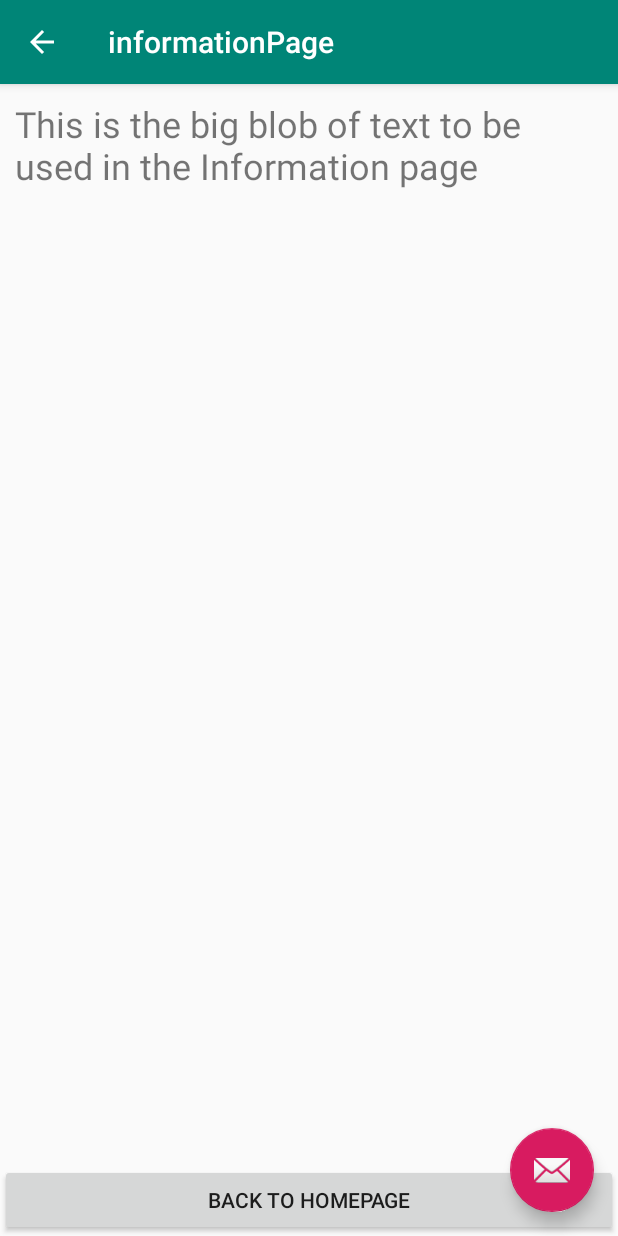
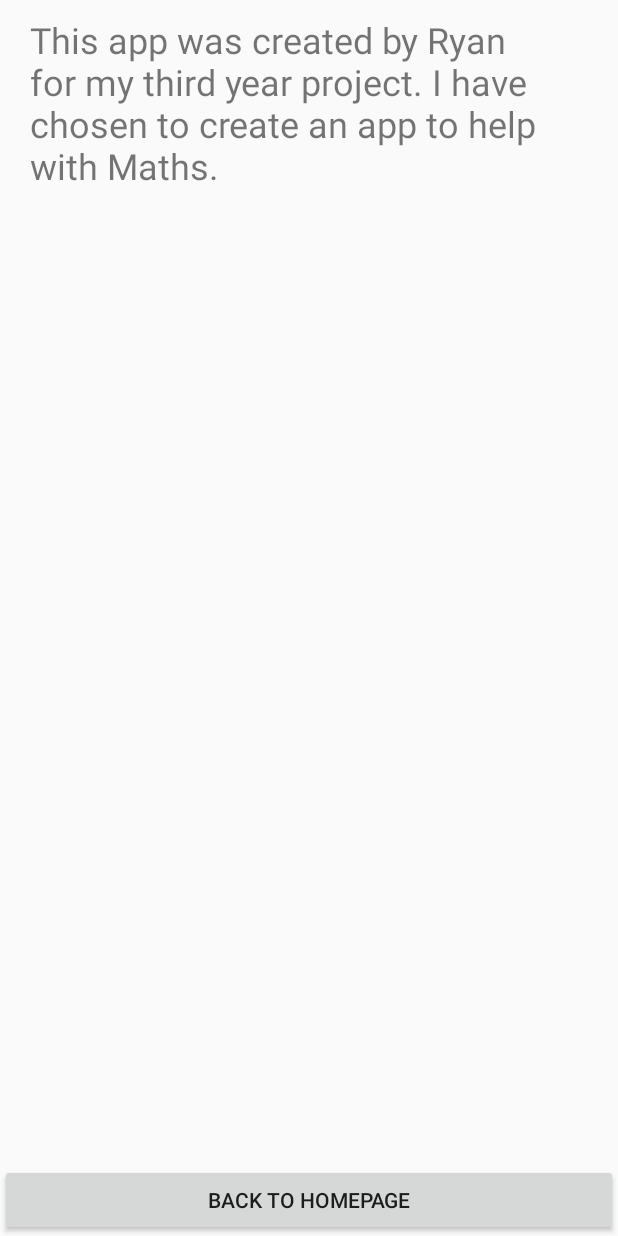
Before and after one commit to AlphaMustang/thirdYearProject, an Android app: the informationPage screen opened directly, with no data from a screen before it, on a phone screen of 412 x 824 dp. Run offline under Robolectric (Android 15) with nearby library versions, the phone set to English and light mode, and no system bars.

Commit message:
Removed the heading and button from the information page and did a little bit of spring cleaning. Nothing too major was done.
Signed-off-by: alphamustang <ryan.noel@hotmail.com>

```diff
--- a/app/src/main/java/com/example/thirdyearproject/informationPage.java
+++ b/app/src/main/java/com/example/thirdyearproject/informationPage.java
@@ -17,18 +17,6 @@ public class informationPage extends AppCompatActivity {
     protected void onCreate(Bundle savedInstanceState) {
         super.onCreate(savedInstanceState);
         setContentView(R.layout.activity_information_page);
-        Toolbar toolbar = findViewById(R.id.toolbar);
-        setSupportActionBar(toolbar);
-
-        FloatingActionButton fab = findViewById(R.id.fab);
-        fab.setOnClickListener(new View.OnClickListener() {
-            @Override
-            public void onClick(View view) {
-                Snackbar.make(view, "Replace with your own action", Snackbar.LENGTH_LONG)
-                        .setAction("Action", null).show();
-            }
-        });
-        getSupportActionBar().setDisplayHomeAsUpEnabled(true);
     }
 
     public void infoBackClick(View view) {
--- a/app/src/main/res/layout/activity_information_page.xml
+++ b/app/src/main/res/layout/activity_information_page.xml
@@ -6,28 +6,7 @@
     android:layout_height="match_parent"
     tools:context=".informationPage">
 
-    <com.google.android.material.appbar.AppBarLayout
-        android:layout_width="match_parent"
-        android:layout_height="wrap_content"
-        android:theme="@style/AppTheme.AppBarOverlay">
-
-        <androidx.appcompat.widget.Toolbar
-            android:id="@+id/toolbar"
-            android:layout_width="match_parent"
-            android:layout_height="?attr/actionBarSize"
-            android:background="?attr/colorPrimary"
-            app:popupTheme="@style/AppTheme.PopupOverlay" />
-
-    </com.google.android.material.appbar.AppBarLayout>
-
     <include layout="@layout/content_information_page" />
 
-    <com.google.android.material.floatingactionbutton.FloatingActionButton
-        android:id="@+id/fab"
-        android:layout_width="wrap_content"
-        android:layout_height="wrap_content"
-        android:layout_gravity="bottom|end"
-        android:layout_margin="@dimen/fab_margin"
-        app:srcCompat="@android:drawable/ic_dialog_email" />
 
 </androidx.coordinatorlayout.widget.CoordinatorLayout>
--- a/app/src/main/res/layout/content_information_page.xml
+++ b/app/src/main/res/layout/content_information_page.xml
@@ -9,19 +9,25 @@
     tools:showIn="@layout/activity_information_page">
 
     <TextView
+        android:id="@+id/informationPageText"
         android:layout_width="match_parent"
         android:layout_height="wrap_content"
+        android:layout_marginStart="20dp"
+        android:layout_marginTop="10dp"
+        android:layout_marginEnd="20dp"
+        android:layout_marginBottom="10dp"
         android:text="@string/infoTextBlob"
-        android:layout_margin="10dp"
         android:textSize="24sp"
-        app:layout_constraintTop_toTopOf="parent"
-        />
+        app:layout_constraintTop_toTopOf="parent" />
 
     <Button
+        android:id="@+id/informationPageHomeButton"
         android:layout_width="match_parent"
         android:layout_height="wrap_content"
         android:onClick="infoBackClick"
         android:text="@string/infoBackButton"
-        app:layout_constraintBottom_toBottomOf="parent"/>
+        app:layout_constraintBottom_toBottomOf="parent"
+        app:layout_constraintEnd_toEndOf="parent"
+        app:layout_constraintStart_toStartOf="parent" />
 
 </androidx.constraintlayout.widget.ConstraintLayout>
--- a/app/src/main/res/values/strings.xml
+++ b/app/src/main/res/values/strings.xml
@@ -3,7 +3,7 @@
     <string name="startPageModuleButton">Modules</string>
     <string name="startPageInfoButton">App Information</string>
     <string name="infoBackButton">Back to Homepage</string>
-    <string name="infoTextBlob">This is the big blob of text to be used in the Information page</string>
+    <string name="infoTextBlob">This app was created by Ryan for my third year project. I have chosen to create an app to help with Maths.</string>
 
     <!-- TODO: Remove or change this placeholder text -->
     <string name="hello_blank_fragment">Hello blank fragment</string>
```
